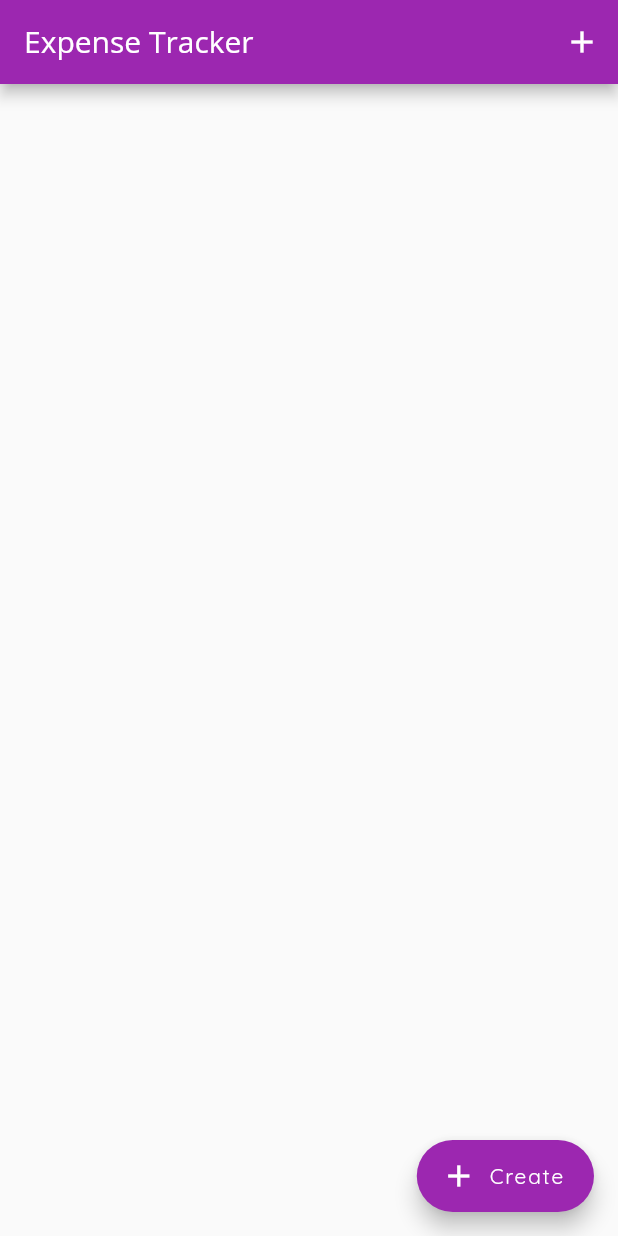
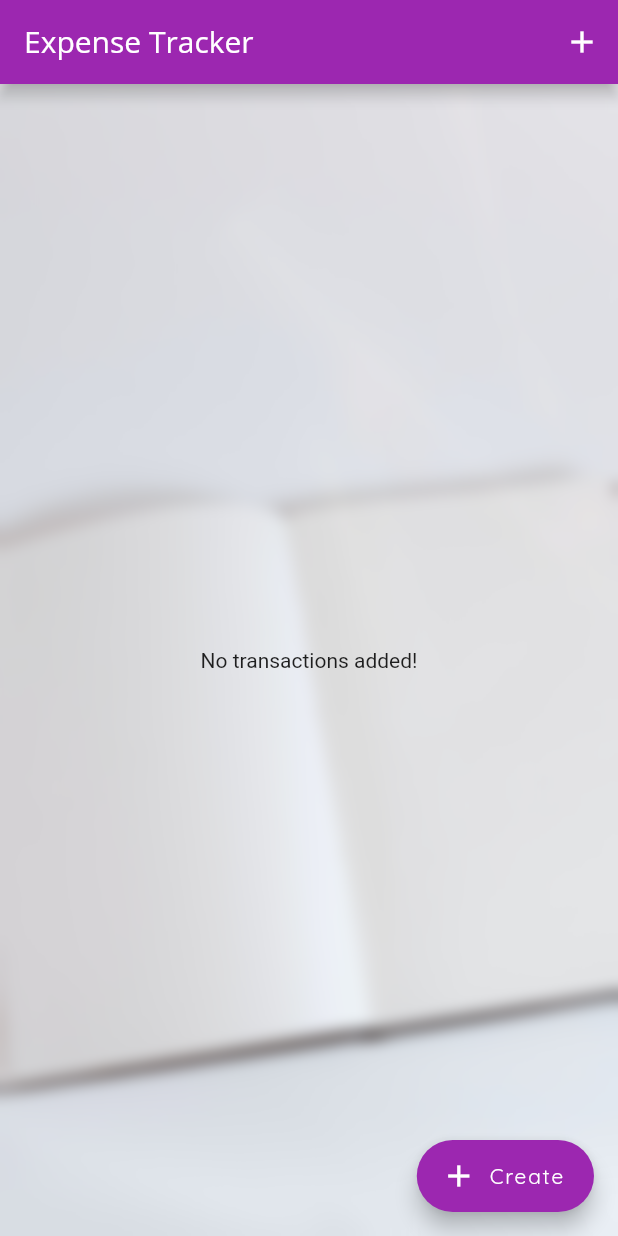
Before and after one commit to shaw8wit/Finance-Tracker, a Flutter app: the screen it shows after launch, on a phone screen of 412 x 824 dp. Run offline on Flutter 3.47's test engine with Material 2 defaults, Android fonts, the phone set to English and light mode, and no system bars; our stand-ins replace hive, hive_flutter; accounts and stored records are empty; generated files the repository leaves out were written again.

```diff
--- a/Finance/lib/main.dart
+++ b/Finance/lib/main.dart
@@ -1,4 +1,5 @@
 import 'dart:io';
+import 'dart:ui';
 
 import 'package:finance_app/widgets/transaction_item.dart';
 import 'package:flutter/cupertino.dart';
@@ -12,7 +13,8 @@ import './widgets/new_transaction.dart';
 
 void main() async {
   WidgetsFlutterBinding.ensureInitialized();
-  final appDocDirectory = await path_provider.getApplicationDocumentsDirectory();
+  final appDocDirectory =
+      await path_provider.getApplicationDocumentsDirectory();
   Hive.init(appDocDirectory.path);
   Hive.registerAdapter(TransactionAdapter());
   return runApp(MyApp());
@@ -41,7 +43,10 @@ class _MyAppState extends State<MyApp> {
         errorColor: Colors.red,
         fontFamily: 'Quicksand',
         textTheme: ThemeData.light().textTheme.copyWith(
-              headline6: TextStyle(fontFamily: 'OpenSans', fontWeight: FontWeight.bold, fontSize: 18),
+              headline6: TextStyle(
+                  fontFamily: 'OpenSans',
+                  fontWeight: FontWeight.bold,
+                  fontSize: 18),
               button: TextStyle(color: Colors.white),
             ),
         appBarTheme: AppBarTheme(
@@ -78,7 +83,8 @@ class MyHomePage extends StatelessWidget {
   */
 
   // save inserted details to hive box [expense]
-  void _addNewTransaction(String txTitle, double txAmount, DateTime chosenDate) {
+  void _addNewTransaction(
+      String txTitle, double txAmount, DateTime chosenDate) {
     final newTx = Transaction(
       title: txTitle,
       amount: txAmount,
@@ -99,17 +105,34 @@ class MyHomePage extends StatelessWidget {
   }
 
   // list view to see all the expenses
-  Widget _buildListView() {
+  Widget _buildListView(BuildContext context) {
     return ValueListenableBuilder(
       valueListenable: Hive.box('expense').listenable(),
       builder: (ctx, box, _) {
-        return ListView.builder(
-          itemCount: box.length,
-          itemBuilder: (context, index) {
-            final transaction = box.getAt(index) as Transaction;
-            return TransactionItem(transaction: transaction, deleteTx: () => box.deleteAt(index));
-          },
-        );
+        return (box.length == 0)
+            ? Container(
+                width: MediaQuery.of(context).size.width,
+                height: MediaQuery.of(context).size.height,
+                decoration: BoxDecoration(
+                  image: DecorationImage(
+                    image: AssetImage('assets/images/one.jpg'),
+                    fit: BoxFit.cover,
+                  ),
+                ),
+                child: BackdropFilter(
+                  filter: ImageFilter.blur(sigmaX: 5, sigmaY: 5),
+                  child: Center(child: Text("No transactions added!")),
+                ),
+              )
+            : ListView.builder(
+                itemCount: box.length,
+                itemBuilder: (context, index) {
+                  final transaction = box.getAt(index) as Transaction;
+                  return TransactionItem(
+                      transaction: transaction,
+                      deleteTx: () => box.deleteAt(index));
+                },
+              );
       },
     );
   }
@@ -141,11 +164,11 @@ class MyHomePage extends StatelessWidget {
     return Platform.isIOS
         ? CupertinoPageScaffold(
             navigationBar: appBar,
-            child: _buildListView(),
+            child: _buildListView(context),
           )
         : Scaffold(
             appBar: appBar,
-            body: _buildListView(),
+            body: _buildListView(context),
             floatingActionButton: FloatingActionButton.extended(
               icon: Icon(Icons.add),
               label: Text("Create"),
--- a/Finance/pubspec.yaml
+++ b/Finance/pubspec.yaml
@@ -25,7 +25,7 @@ flutter:
   uses-material-design: true
 
   assets:
-   - assets/images/one.png
+   - assets/images/one.jpg
 
   fonts:
     - family: OpenSans
```
Also changed, not shown: Finance/assets/images/one.jpg (added), Finance/assets/images/one.png (deleted), 1 other file.
